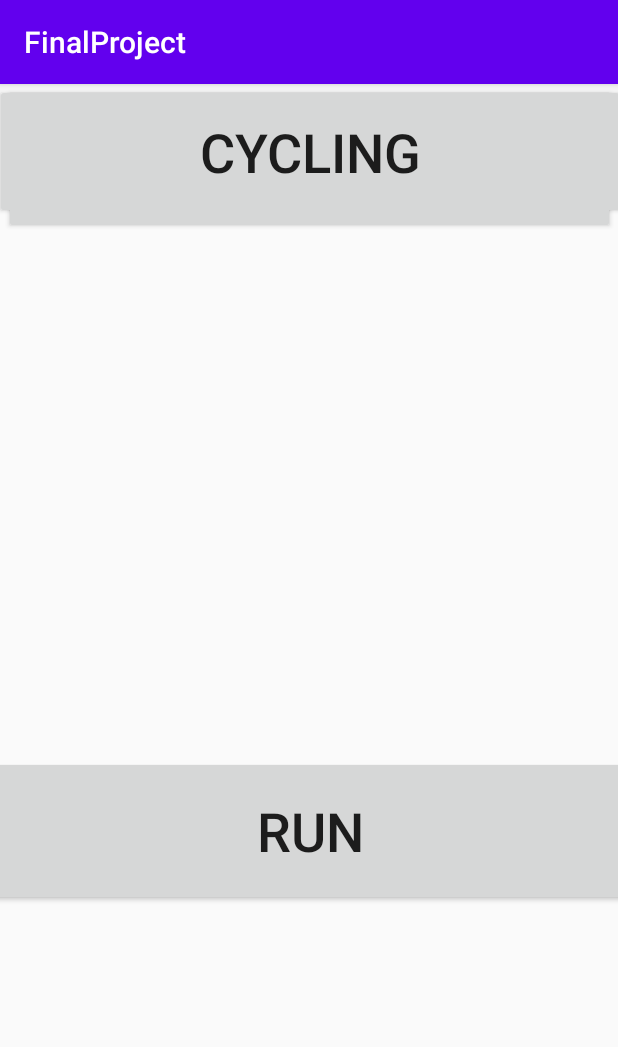
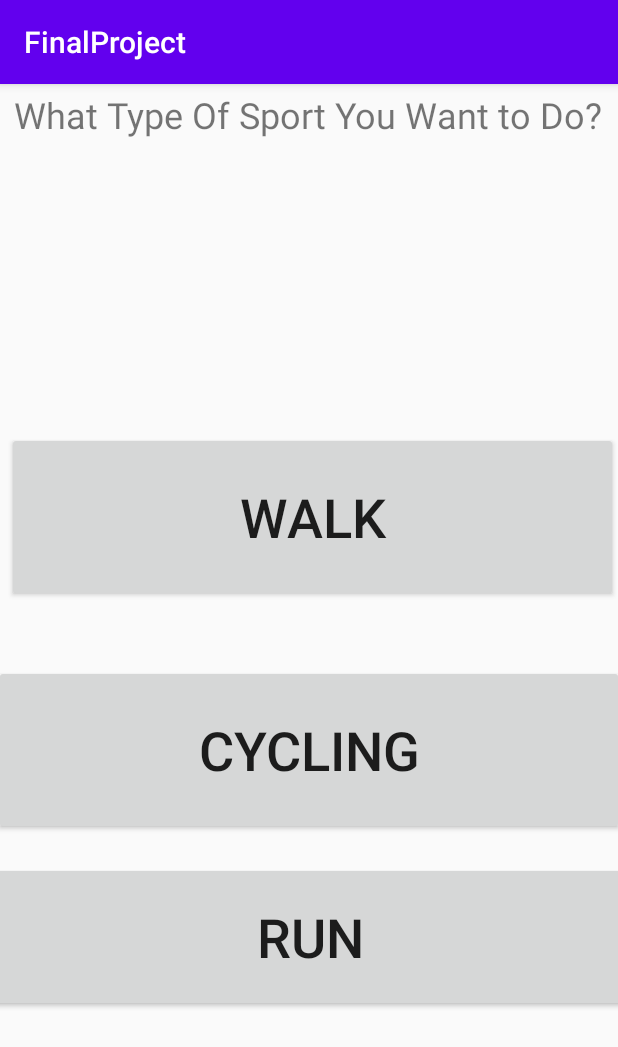
Before and after one commit to Waelkersh1/FinalProject, an Android app: the MainScreen screen opened directly, with no data from a screen before it, on a phone screen of 412 x 824 dp. Shown: the top 1047 px of the screen. Run offline under Robolectric (Android 15) with nearby library versions, the phone set to English and light mode, and no system bars.

```diff
--- a/app/src/main/AndroidManifest.xml
+++ b/app/src/main/AndroidManifest.xml
@@ -9,7 +9,8 @@
         android:roundIcon="@mipmap/ic_launcher_round"
         android:supportsRtl="true"
         android:theme="@style/AppTheme">
-        <activity android:name=".Cycling"></activity>
+        <activity android:name=".Add"></activity>
+        <activity android:name=".Cycling" />
         <activity android:name=".Run" />
         <activity android:name=".Walk" />
         <activity android:name=".RouteItem" />
--- a/app/src/main/res/layout/activity_main_screen.xml
+++ b/app/src/main/res/layout/activity_main_screen.xml
@@ -9,22 +9,29 @@
     <Button
         android:id="@+id/button"
         android:layout_width="407dp"
-        android:layout_height="100dp"
+        android:layout_height="0dp"
+        android:layout_marginTop="232dp"
+        android:layout_marginBottom="42dp"
         android:text="walk"
         android:textSize="36sp"
+        app:layout_constraintBottom_toTopOf="@+id/button2"
         app:layout_constraintEnd_toEndOf="parent"
+        app:layout_constraintHorizontal_bias="1.0"
         app:layout_constraintStart_toStartOf="parent"
-        tools:layout_editor_absoluteY="89dp" />
+        app:layout_constraintTop_toTopOf="parent" />
 
     <Button
         android:id="@+id/button2"
         android:layout_width="420dp"
-        android:layout_height="90dp"
+        android:layout_height="0dp"
+        android:layout_marginBottom="267dp"
         android:text="cycling"
         android:textSize="36sp"
+        app:layout_constraintBottom_toBottomOf="parent"
         app:layout_constraintEnd_toEndOf="parent"
+        app:layout_constraintHorizontal_bias="0.555"
         app:layout_constraintStart_toStartOf="parent"
-        tools:layout_editor_absoluteY="255dp" />
+        app:layout_constraintTop_toBottomOf="@+id/button" />
 
     <Button
         android:id="@+id/button3"
@@ -36,6 +43,17 @@
         app:layout_constraintEnd_toEndOf="parent"
         app:layout_constraintStart_toStartOf="parent"
         app:layout_constraintTop_toTopOf="parent"
-        app:layout_constraintVertical_bias="0.671" />
+        app:layout_constraintVertical_bias="0.776" />
+
+    <TextView
+        android:id="@+id/textView7"
+        android:layout_width="394dp"
+        android:layout_height="94dp"
+        android:layout_marginTop="4dp"
+        android:text="What Type Of Sport You Want to Do?"
+        android:textSize="24sp"
+        app:layout_constraintEnd_toEndOf="parent"
+        app:layout_constraintStart_toStartOf="parent"
+        app:layout_constraintTop_toTopOf="parent" />
 
 </androidx.constraintlayout.widget.ConstraintLayout>
```
Also changed, not shown: app/src/main/java/kersh/wael/FinalProject/Add.java (added, +14 -0 lines), app/src/main/java/kersh/wael/FinalProject/Run.java (+52 -0 lines), app/src/main/res/layout/activity_add.xml (added, +32 -0 lines), app/src/main/res/layout/activity_run.xml (+7 -7 lines).
